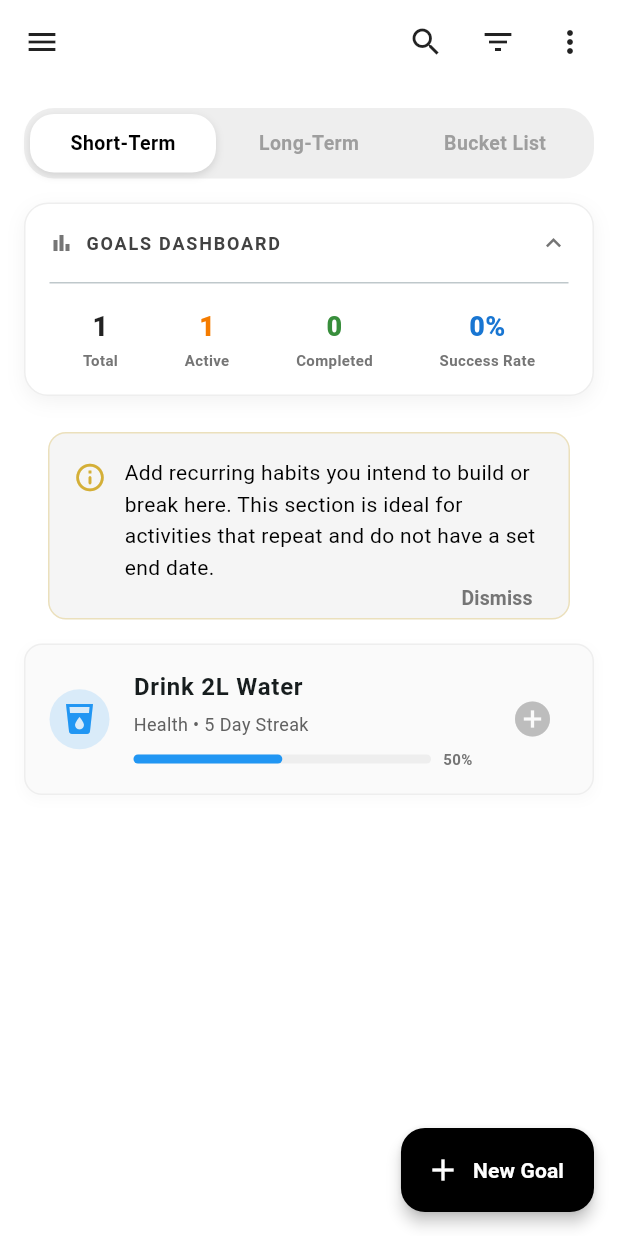
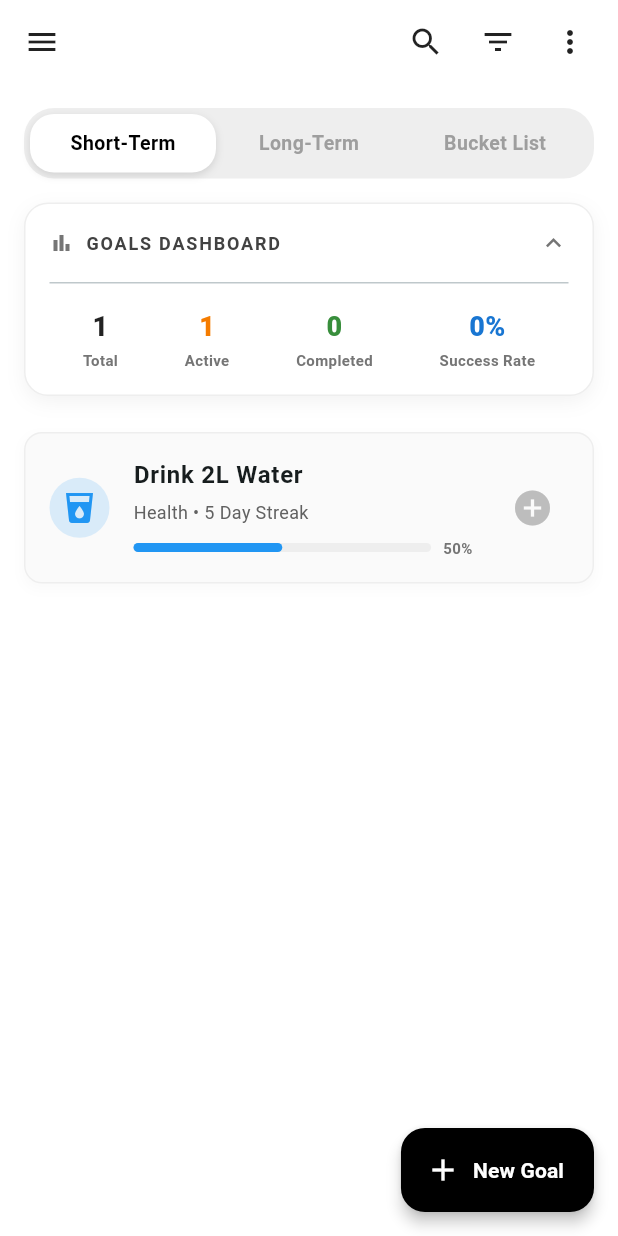
Before and after one commit to unwaverbusiness/unwaver_app, a Flutter app: the GoalOverviewScreen screen opened directly, on a phone screen of 412 x 824 dp. Run offline on Flutter 3.47's test engine with Material 3 defaults, Android fonts, the phone set to English and light mode, and no system bars; our stand-ins replace cloud_firestore, firebase_auth, firebase_core, fl_chart, flutter_colorpicker, flutter_dotenv and 5 more; accounts and stored records are empty.

Commit message:
update lib/Screens/Goals/goal_overview_screen.dart

```diff
--- a/lib/Screens/Goals/goal_overview_screen.dart
+++ b/lib/Screens/Goals/goal_overview_screen.dart
@@ -5,7 +5,6 @@ import 'package:intl/intl.dart';
 import 'package:flutter_colorpicker/flutter_colorpicker.dart'; // Add to pubspec.yaml
 import 'package:unwaver/widgets/main_drawer.dart';
 import 'package:unwaver/widgets/global_app_bar.dart';
-import '../Habits/habit_instruction_banner.dart';
 
 // --- MASSIVE ICON LIBRARY ---
 final List<IconData> _availableIcons = [
@@ -34,7 +33,6 @@ class GoalOverviewScreen extends StatefulWidget {
 class _GoalOverviewScreenState extends State<GoalOverviewScreen> {
   bool _isSearching = false;
   final TextEditingController _searchController = TextEditingController();
-  bool _showBanner = true;
   bool _isDashboardExpanded = true;
   String _selectedGoalType = 'Short-Term';
 
@@ -421,7 +419,6 @@ class _GoalOverviewScreenState extends State<GoalOverviewScreen> {
         children: [
           _buildTypeToggle(),
           _buildDashboard(),
-          if (_showBanner) Padding(padding: const EdgeInsets.symmetric(horizontal: 16.0), child: HabitInstructionBanner(onDismiss: () => setState(() => _showBanner = false))),
 
           Expanded(
             child: filteredGoals.isEmpty
```
